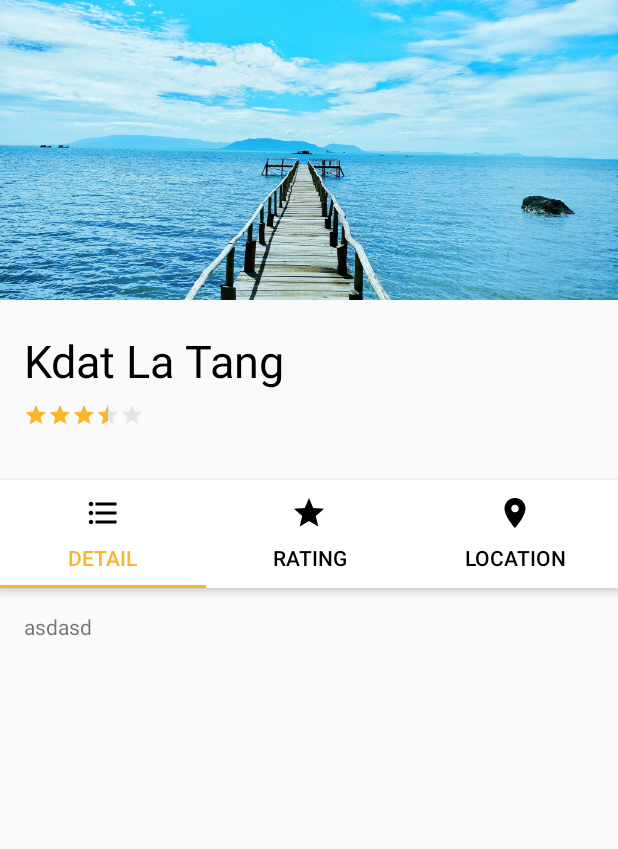
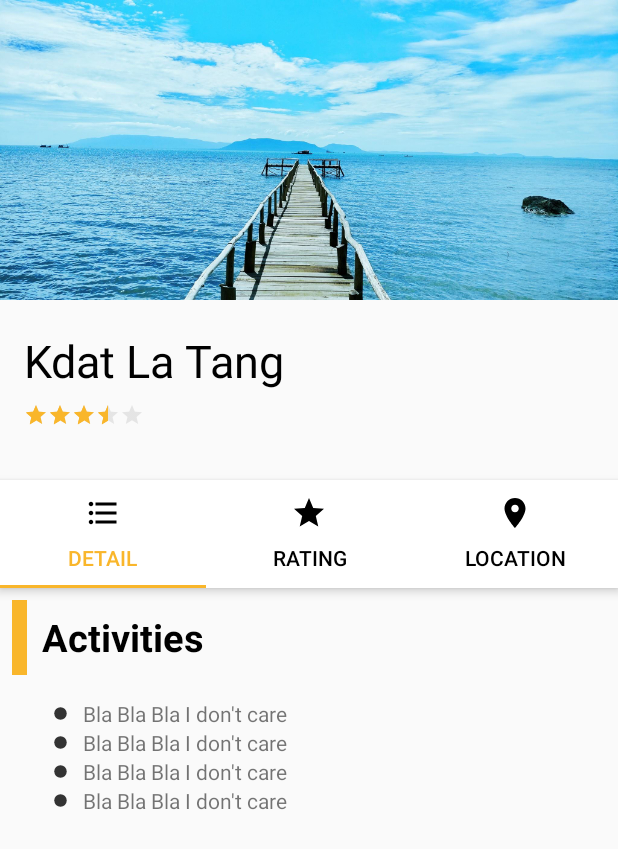
Before and after one commit to legendaryteamdev/let-s-travel, an Android app: the VisitingPlaceDetailFragment screen opened directly, with no data from a screen before it, on a phone screen of 412 x 824 dp. Shown: the top 849 px of the screen. Run offline under Robolectric (Android 15) with nearby library versions, the phone set to English and light mode, and no system bars.

Commit message:
fix pageViewer

```diff
--- a/app/src/main/java/adapter/ProvinceDetailAdapter.kt
+++ b/app/src/main/java/adapter/ProvinceDetailAdapter.kt
@@ -6,7 +6,6 @@ import android.view.LayoutInflater
 import android.view.View
 import android.view.ViewGroup
 import com.example.lets_travel.R
-import com.example.lets_travel.ui.visiting_place_detail.VisitingPlaceDetail
 
 class ProvinceDetailAdapter(private val mDataset: Array<String>) :
     RecyclerView.Adapter<ProvinceDetailAdapter.ViewHolder>() {
--- /dev/null
+++ b/app/src/main/java/adapter/VisitingDetailAdapter.kt
@@ -0,0 +1,33 @@
+package adapter
+
+import android.support.v7.widget.RecyclerView
+import android.view.LayoutInflater
+import android.view.View
+import android.view.ViewGroup
+import com.example.lets_travel.R
+
+class VisitingDetailAdapter(private val mDataSet: Array<String>) :
+
+    RecyclerView.Adapter<VisitingDetailAdapter.ViewHolder>() {
+
+
+    override fun onCreateViewHolder(p0: ViewGroup, p1: Int): ViewHolder {
+        val mView = LayoutInflater.from(p0.context).inflate(R.layout.custom_visiting_detail_list, p0, false)
+        return ViewHolder(mView)
+
+    }
+
+    override fun getItemCount(): Int {
+        return mDataSet.size
+    }
+
+    override fun onBindViewHolder(p0: ViewHolder, p1: Int) {
+
+    }
+
+
+    class ViewHolder(itemView: View) : RecyclerView.ViewHolder(itemView) {
+
+    }
+
+}
--- a/app/src/main/java/com/example/lets_travel/ui/visiting_place_detail_fragment/VisitingPlaceDetailFragment.kt
+++ b/app/src/main/java/com/example/lets_travel/ui/visiting_place_detail_fragment/VisitingPlaceDetailFragment.kt
@@ -1,18 +1,39 @@
 package com.example.lets_travel.ui.visiting_place_detail_fragment
 
+import adapter.HomeAdapter
+import adapter.VisitingDetailAdapter
 import android.os.Bundle
 import android.support.v4.app.Fragment
+import android.support.v7.widget.LinearLayoutManager
+import android.support.v7.widget.RecyclerView
 import android.view.LayoutInflater
 import android.view.View
 import android.view.ViewGroup
 import com.example.lets_travel.R
 
-class  VisitingPlaceDetailFragment : Fragment(){
+class VisitingPlaceDetailFragment : Fragment() {
+    private lateinit var recyclerView: RecyclerView
+    private lateinit var viewAdapter: RecyclerView.Adapter<*>
+    private lateinit var viewManager: RecyclerView.LayoutManager
 
+    var myDataset =
+        arrayOf(
+            "Bla Bla Bla I don't care",
+            "Bla Bla Bla I don't care",
+            "Bla Bla Bla I don't care",
+            "Bla Bla Bla I don't care"
+        )
 
     override fun onCreateView(inflater: LayoutInflater, container: ViewGroup?, savedInstanceState: Bundle?): View? {
         val rootView = inflater.inflate(R.layout.fragment_detail_province, container, false)
-            return rootView
+        viewManager = LinearLayoutManager(context)
+        viewAdapter = VisitingDetailAdapter(myDataset)
+        recyclerView = rootView.findViewById<RecyclerView>(R.id.visiting_detail_recyclerview).apply {
+            setHasFixedSize(true)
+            layoutManager = viewManager
+            adapter = viewAdapter
+        }
+        return rootView
     }
 
 }
--- /dev/null
+++ b/app/src/main/res/drawable-anydpi/ic_dot.xml
@@ -0,0 +1,10 @@
+<vector xmlns:android="http://schemas.android.com/apk/res/android"
+    android:width="24dp"
+    android:height="24dp"
+    android:viewportWidth="24"
+    android:viewportHeight="24"
+    android:tint="#333333">
+    <path
+        android:fillColor="#FF000000"
+        android:pathData="M12,12m-10,0a10,10 0,1 1,20 0a10,10 0,1 1,-20 0"/>
+</vector>
--- a/app/src/main/res/layout/activity_visiting_place_detail.xml
+++ b/app/src/main/res/layout/activity_visiting_place_detail.xml
@@ -94,11 +94,12 @@
 
     <android.support.v4.view.ViewPager
             android:id="@+id/container"
-            android:layout_width="0dp"
-            android:layout_height="444dp"
+            android:layout_width="match_parent"
+            android:layout_height="0dp"
             app:layout_behavior="@string/appbar_scrolling_view_behavior"
             app:layout_constraintTop_toBottomOf="@+id/appbar"
             app:layout_constraintStart_toStartOf="parent"
-    />
+            app:layout_constraintBottom_toBottomOf="parent"
+            app:layout_constraintEnd_toEndOf="parent"/>
 
 </android.support.constraint.ConstraintLayout>
--- /dev/null
+++ b/app/src/main/res/layout/custom_visiting_detail_list.xml
@@ -0,0 +1,16 @@
+<?xml version="1.0" encoding="utf-8"?>
+<LinearLayout xmlns:android="http://schemas.android.com/apk/res/android"
+              android:layout_width="match_parent"
+              android:layout_height="wrap_content"
+              android:orientation="horizontal"
+              android:gravity="center_vertical">
+
+    <ImageView android:layout_width="10dp"
+               android:layout_height="10dp"
+               android:src="@drawable/ic_dot"/>
+    <TextView
+            android:layout_width="wrap_content"
+            android:layout_height="wrap_content"
+            android:layout_marginLeft="10dp"
+            android:text="Bla Bla Bla I don't care"/>
+</LinearLayout>
--- a/app/src/main/res/layout/fragment_detail_province.xml
+++ b/app/src/main/res/layout/fragment_detail_province.xml
@@ -7,16 +7,50 @@
                                              android:layout_height="match_parent"
                                              tools:context=".ui.visiting_place_detail_fragment.VisitingPlaceDetailFragment">
 
-    <TextView
-            android:id="@+id/section_label"
-            android:layout_width="wrap_content"
-            android:layout_height="wrap_content"
-            tools:layout_constraintTop_creator="1"
-            android:layout_marginTop="16dp"
-            android:text="asdasd"
-            tools:layout_constraintLeft_creator="1"
-            app:layout_constraintLeft_toLeftOf="parent"
-            app:layout_constraintTop_toTopOf="@+id/constraintLayout"
-            android:layout_marginLeft="16dp"/>
+
+    <LinearLayout android:layout_width="match_parent"
+                  android:layout_height="wrap_content"
+                  android:orientation="horizontal"
+                  android:layout_marginTop="8dp"
+                  android:layout_marginLeft="8dp"
+                  app:layout_constraintTop_toTopOf="parent"
+                  app:layout_constraintStart_toStartOf="parent"
+                  app:layout_constraintBottom_toBottomOf="parent"
+                  app:layout_constraintEnd_toEndOf="parent"
+                  app:layout_constraintHorizontal_bias="0.0"
+                  app:layout_constraintVertical_bias="0.0" android:id="@+id/linearLayout">
+
+        <View android:layout_width="10dp"
+              android:layout_height="50dp"
+              android:background="@color/colorOrange"
+              tools:layout_editor_absoluteY="663dp"
+              tools:layout_editor_absoluteX="398dp"/>
+
+        <TextView android:layout_width="wrap_content"
+                  android:layout_height="wrap_content"
+                  android:layout_marginLeft="10dp"
+                  android:textSize="25dp"
+                  android:textStyle="bold"
+                  android:textColor="@color/colorBlack"
+                  android:text="@string/activities"
+                  android:layout_gravity="center"/>
+    </LinearLayout>
+
+    <android.support.v7.widget.RecyclerView
+            android:id="@+id/visiting_detail_recyclerview"
+            android:layout_width="match_parent"
+            android:layout_height="220dp"
+            app:layout_constraintBottom_toBottomOf="parent"
+            app:layout_constraintStart_toStartOf="parent"
+            app:layout_constraintEnd_toEndOf="parent"
+            app:layout_constraintTop_toBottomOf="@+id/linearLayout"
+            app:layout_constraintHorizontal_bias="0.0"
+            app:layout_constraintVertical_bias="0.0"
+            android:layout_marginStart="35dp"
+            android:layout_marginEnd="16dp" android:layout_marginTop="16dp">
+
+    </android.support.v7.widget.RecyclerView>
+
+
 
 </android.support.constraint.ConstraintLayout>
--- a/app/src/main/res/layout/fragment_visitingplace_rate.xml
+++ b/app/src/main/res/layout/fragment_visitingplace_rate.xml
@@ -5,10 +5,22 @@
              android:layout_height="match_parent"
              tools:context=".ui.visiting_place_rating_fragment.VisintingPlaceRatingFragment">
 
-    <!-- TODO: Update blank fragment layout -->
-    <TextView
-            android:layout_width="match_parent"
-            android:layout_height="match_parent"
-            android:text="Rating"/>
+    <LinearLayout android:layout_width="wrap_content"
+                  android:layout_height="wrap_content"
+                  android:orientation="vertical"
+                  android:layout_gravity="center">
+
+        <RatingBar android:layout_width="wrap_content"
+                   android:layout_height="wrap_content"/>
+
+        <TextView android:layout_width="wrap_content"
+                  android:layout_height="wrap_content"
+                  android:text="@string/WriteReview"
+                  android:layout_gravity="center"
+                  android:layout_marginTop="15dp"
+                  android:textColor="@color/colorOrange"
+                  android:textStyle="bold"/>
+
+    </LinearLayout>
 
 </FrameLayout>
--- a/app/src/main/res/layout/visiting_places_list.xml
+++ b/app/src/main/res/layout/visiting_places_list.xml
@@ -2,7 +2,7 @@
 <android.support.v7.widget.CardView
         xmlns:android="http://schemas.android.com/apk/res/android"
         xmlns:app="http://schemas.android.com/apk/res-auto"
-        xmlns:tools="http://schemas.android.com/tools" android:layout_width="wrap_content"
+        android:layout_width="wrap_content"
         android:layout_height="wrap_content"
         android:layout_marginBottom="15dp"
         android:background="@color/colorWhite"
--- a/app/src/main/res/values/strings.xml
+++ b/app/src/main/res/values/strings.xml
@@ -15,6 +15,8 @@
     <string name="PlaceLocation">Place Location</string>
     <string name="AddDocument">Add Document (Optional)</string>
     <string name="PlaceSuggestion">Help us to fine a good place to visit in Cambodia</string>
+    <string name="WriteReview">Write a review</string>
+    <string name="activities">Activities</string>
 
     <!-- TODO: Remove or change this placeholder text -->
     <string name="title_activity_nearby_map">Map</string>
```
Also changed, not shown: app/src/main/res/drawable-hdpi/ic_dot.png (added), app/src/main/res/drawable-mdpi/ic_dot.png (added), app/src/main/res/drawable-xhdpi/ic_dot.png (added), app/src/main/res/drawable-xxhdpi/ic_dot.png (added).
